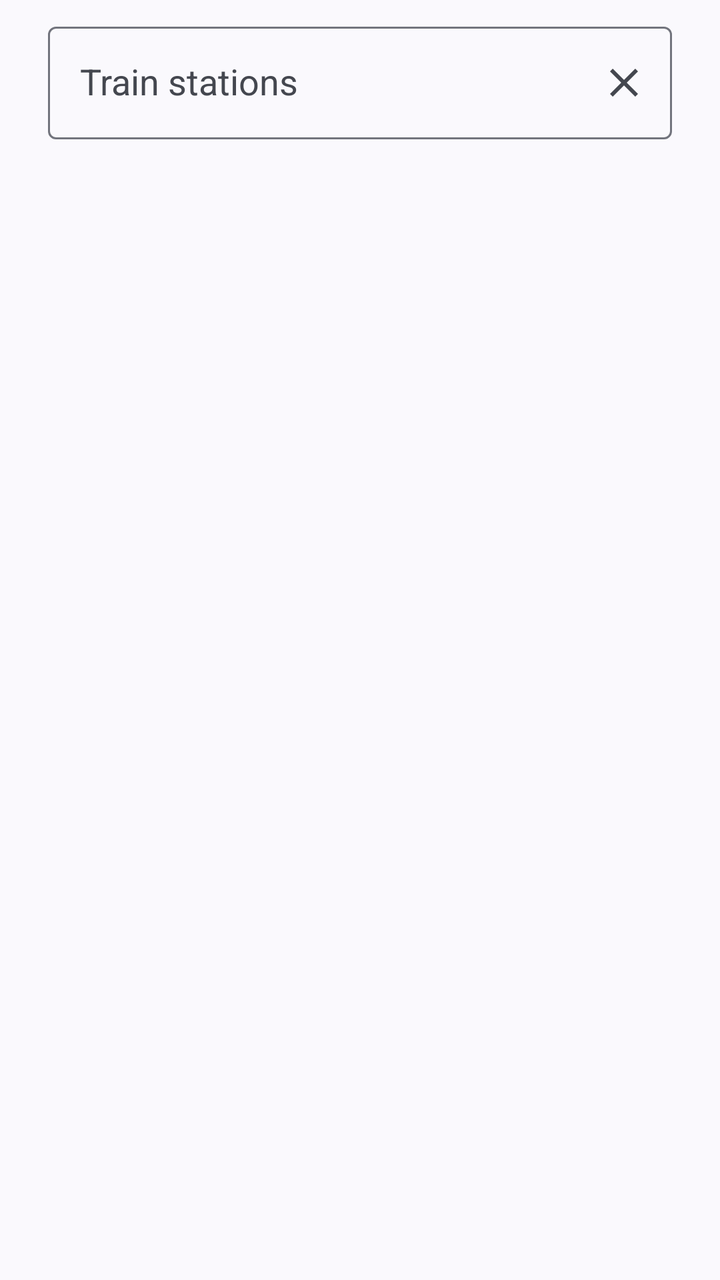
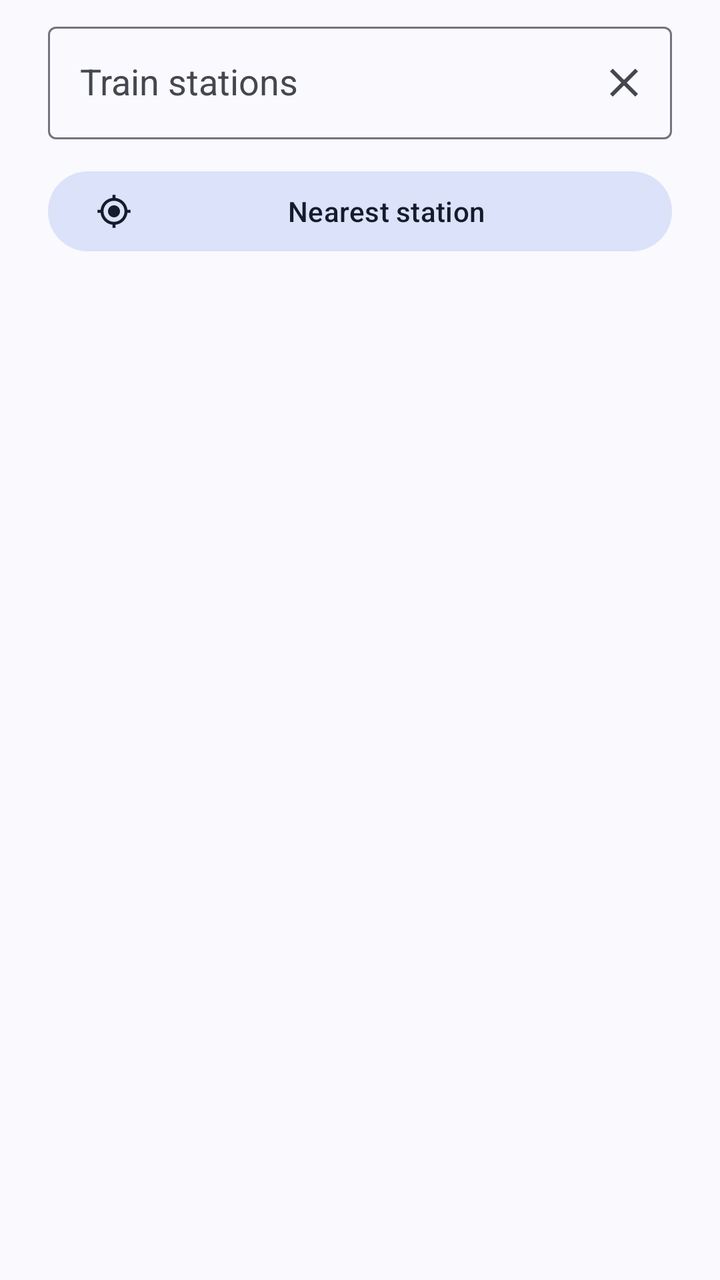

Compare the two renders of this Android layout. The source of the first and the diff that turns it into the second are given below.
<!-- AndroidManifest.xml: application theme Theme.TrainTimes -->
<!-- res/layout/dialog_route_config.xml -->
<?xml version="1.0" encoding="utf-8"?>
<LinearLayout xmlns:android="http://schemas.android.com/apk/res/android"
    xmlns:app="http://schemas.android.com/apk/res-auto"
    android:layout_width="match_parent"
    android:layout_height="wrap_content"
    android:orientation="vertical"
    android:paddingStart="24dp"
    android:paddingEnd="24dp"
    android:paddingTop="8dp">

    <com.google.android.material.textfield.TextInputLayout
        android:id="@+id/dialog_station_layout"
        style="@style/Widget.Material3.TextInputLayout.OutlinedBox"
        android:layout_width="match_parent"
        android:layout_height="wrap_content"
        android:hint="@string/route_options"
        app:endIconMode="custom"
        app:endIconDrawable="@drawable/ic_close"
        app:endIconContentDescription="@string/clear">

        <com.google.android.material.textfield.MaterialAutoCompleteTextView
            android:id="@+id/dialog_station_input"
            android:layout_width="match_parent"
            android:layout_height="wrap_content"
            android:inputType="textAutoComplete|textCapWords"
            android:maxLines="1"
            android:singleLine="true"
            android:padding="16dp"/>

    </com.google.android.material.textfield.TextInputLayout>

</LinearLayout>
<!-- resources referenced by this layout -->
<resources>
  <!-- drawable ic_close (drawable) -->
  <vector xmlns:android="http://schemas.android.com/apk/res/android"
      android:width="24dp"
      android:height="24dp"
      android:viewportWidth="24.0"
      android:viewportHeight="24.0">
      <path
          android:fillColor="#FF000000"
          android:pathData="M19,6.41L17.59,5 12,10.59 6.41,5 5,6.41 10.59,12 5,17.59 6.41,19 12,13.41 17.59,19 19,17.59 13.41,12z"/>
  </vector>
  <string name="clear">Clear</string>
  <string name="route_options">Train stations</string>
  <style name="Theme.TrainTimes" parent="Theme.Material3.DynamicColors.DayNight">
          
      </style>
</resources>

<!-- the commit's change to res/layout/dialog_route_config.xml (unified diff, before → after) -->
@@ -29,4 +29,13 @@
 
     </com.google.android.material.textfield.TextInputLayout>
 
+    <com.google.android.material.button.MaterialButton
+        android:id="@+id/button_use_nearest_in_dialog"
+        style="@style/Widget.Material3.Button.TonalButton"
+        android:layout_width="match_parent"
+        android:layout_height="wrap_content"
+        android:layout_marginTop="12dp"
+        android:text="@string/nearest_button_default"
+        app:icon="@drawable/ic_my_location" />
+
 </LinearLayout>
<!-- resource entries referenced after the edit -->
@@ -10,7 +10,18 @@
           android:fillColor="#FF000000"
           android:pathData="M19,6.41L17.59,5 12,10.59 6.41,5 5,6.41 10.59,12 5,17.59 6.41,19 12,13.41 17.59,19 19,17.59 13.41,12z"/>
   </vector>
+  <!-- drawable ic_my_location (drawable) -->
+  <vector xmlns:android="http://schemas.android.com/apk/res/android"
+      android:width="24dp"
+      android:height="24dp"
+      android:viewportWidth="24"
+      android:viewportHeight="24">
+    <path
+        android:fillColor="@android:color/white"
+        android:pathData="M12,8c-2.21,0 -4,1.79 -4,4s1.79,4 4,4 4,-1.79 4,-4 -1.79,-4 -4,-4zM20.94,11c-0.46,-4.17 -3.77,-7.48 -7.94,-7.94V1h-2v2.06C6.83,3.52 3.52,6.83 3.06,11H1v2h2.06c0.46,4.17 3.77,7.48 7.94,7.94V23h2v-2.06c4.17,-0.46 7.48,-3.77 7.94,-7.94H23v-2h-2.06zM12,19c-3.87,0 -7,-3.13 -7,-7s3.13,-7 7,-7 7,3.13 7,7 -3.13,7 -7,7z"/>
+  </vector>
   <string name="clear">Clear</string>
+  <string name="nearest_button_default">Nearest station</string>
   <string name="route_options">Train stations</string>
   <style name="Theme.TrainTimes" parent="Theme.Material3.DynamicColors.DayNight">
           
